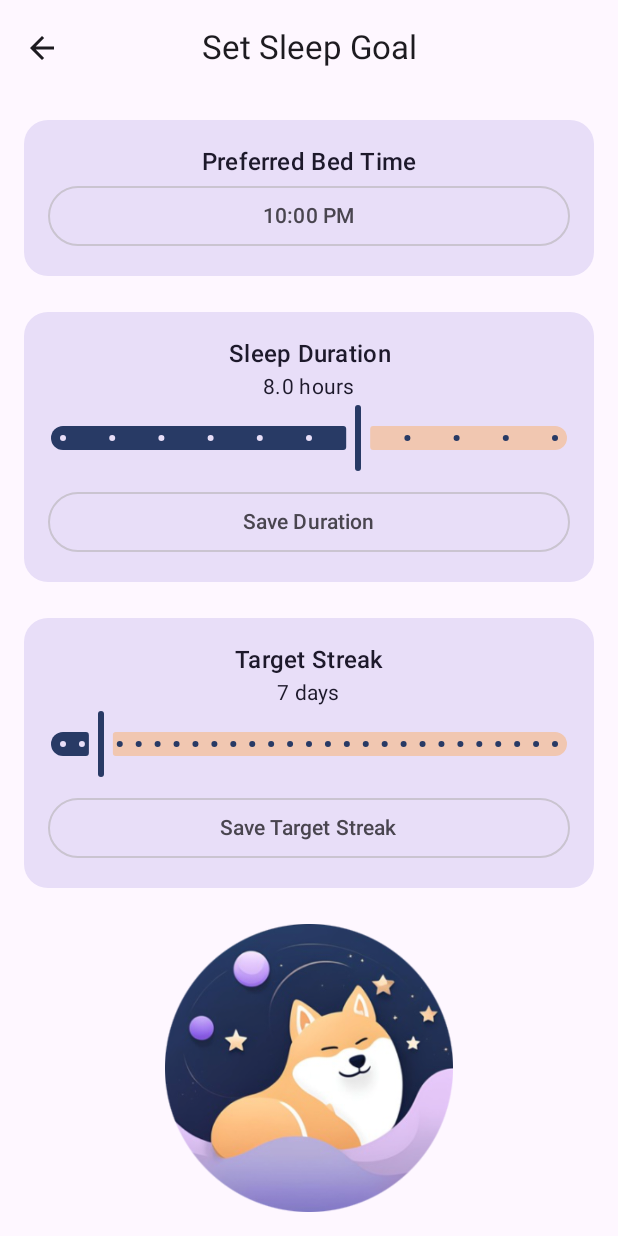
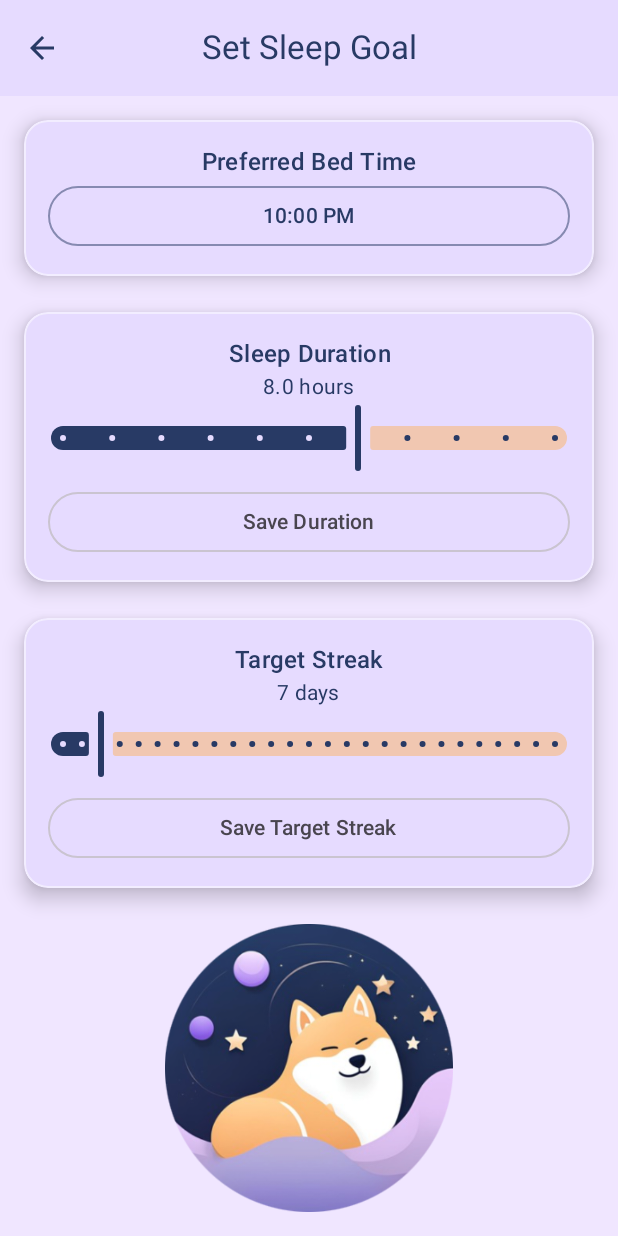
Before and after one commit to LyapunKate/SleepBuddy, an Android app built with Jetpack Compose: the screen it shows after launch (MainActivity), after a tap on "Set Sleep Goal", on a phone screen of 412 x 824 dp. Run offline under Robolectric (Android 15) with nearby library versions, the phone set to English and light mode, and no system bars; our stand-ins replace Room's generated code; 2 other taps on this screen came first.

Commit message:
Changed UI to Neumorphism style

```diff
--- /dev/null
+++ b/app/src/main/java/com/sleepbuddy/sleeptracker/ui/components/NeumorphicSurface.kt
@@ -0,0 +1,37 @@
+package com.sleepbuddy.sleeptracker.ui.components
+
+import androidx.compose.foundation.background
+import androidx.compose.foundation.border
+import androidx.compose.foundation.layout.Box
+import androidx.compose.foundation.shape.RoundedCornerShape
+import androidx.compose.material3.MaterialTheme
+import androidx.compose.runtime.Composable
+import androidx.compose.ui.Modifier
+import androidx.compose.ui.draw.shadow
+import androidx.compose.ui.graphics.Color
+import androidx.compose.ui.unit.dp
+
+@Composable
+fun NeumorphicSurface(
+    modifier: Modifier = Modifier,
+    content: @Composable () -> Unit
+) {
+    Box(
+        modifier = modifier
+            .shadow(
+                elevation = 8.dp,
+                shape = RoundedCornerShape(16.dp)
+            )
+            .background(
+                color = MaterialTheme.colorScheme.surface,
+                shape = RoundedCornerShape(16.dp)
+            )
+            .border(
+                width = 1.dp,
+                color = Color.White.copy(alpha = 0.5f),
+                shape = RoundedCornerShape(16.dp)
+            )
+    ) {
+        content()
+    }
+}
--- a/app/src/main/java/com/sleepbuddy/sleeptracker/ui/screens/HomeScreen.kt
+++ b/app/src/main/java/com/sleepbuddy/sleeptracker/ui/screens/HomeScreen.kt
@@ -26,6 +26,10 @@ import java.time.format.DateTimeFormatter
 import com.sleepbuddy.sleeptracker.ui.utils.rememberLastSession
 import com.sleepbuddy.sleeptracker.data.MessageState
 import androidx.compose.foundation.Image
+import com.sleepbuddy.sleeptracker.ui.components.NeumorphicSurface
+import androidx.compose.material.icons.Icons
+import androidx.compose.material.icons.filled.Settings
+import androidx.compose.ui.text.font.FontWeight
 
 @Composable
 fun HomeScreen(
@@ -62,7 +66,35 @@ fun HomeScreen(
             horizontalAlignment = Alignment.CenterHorizontally,
             verticalArrangement = Arrangement.spacedBy(16.dp)
         ) {
-            // Message item above the mascot
+            // Custom header
+            Row(
+                modifier = Modifier.fillMaxWidth(),
+                horizontalArrangement = Arrangement.SpaceBetween,
+                verticalAlignment = Alignment.CenterVertically
+            ) {
+                Text(
+                    text = stringResource(R.string.app_name),
+                    style = MaterialTheme.typography.titleLarge.copy(
+                        fontWeight = FontWeight.Bold
+                    )
+                )
+
+                NeumorphicSurface(
+                    modifier = Modifier.size(48.dp)
+                ) {
+                    IconButton(
+                        onClick = onSetGoalClick,
+                        modifier = Modifier.fillMaxSize()
+                    ) {
+                        Icon(
+                            imageVector = Icons.Default.Settings,
+                            contentDescription = stringResource(R.string.set_sleep_goal)
+                        )
+                    }
+                }
+            }
+
+            // Message item
             MessageItem(
                 message = messageState.getMessage(),
                 modifier = Modifier.fillMaxWidth()
@@ -135,16 +167,6 @@ fun HomeScreen(
                             stringResource(R.string.start_tracking)
                     )
                 }
-
-                // Set Goal button
-                OutlinedButton(
-                    onClick = onSetGoalClick,
-                    modifier = Modifier
-                        .fillMaxWidth()
-                        .height(56.dp)
-                ) {
-                    Text(stringResource(R.string.set_sleep_goal))
-                }
             }
         }
     }
@@ -155,12 +177,7 @@ fun MessageItem(
     message: String,
     modifier: Modifier = Modifier
 ) {
-    Surface(
-        modifier = modifier,
-        shape = RoundedCornerShape(16.dp),
-        color = MaterialTheme.colorScheme.primaryContainer,
-        tonalElevation = 2.dp
-    ) {
+    NeumorphicSurface(modifier = modifier) {
         Text(
             text = message,
             style = MaterialTheme.typography.bodyLarge,
@@ -223,12 +240,7 @@ fun SleepTimeInfo(
     isTracking: Boolean,
     modifier: Modifier = Modifier
 ) {
-    Surface(
-        modifier = modifier,
-        shape = RoundedCornerShape(16.dp),
-        color = MaterialTheme.colorScheme.secondaryContainer,
-        tonalElevation = 2.dp
-    ) {
+    NeumorphicSurface(modifier = modifier) {
         Row(
             modifier = Modifier
                 .fillMaxWidth()
--- a/app/src/main/java/com/sleepbuddy/sleeptracker/ui/screens/SetGoalScreen.kt
+++ b/app/src/main/java/com/sleepbuddy/sleeptracker/ui/screens/SetGoalScreen.kt
@@ -20,6 +20,8 @@ import java.time.format.DateTimeFormatter
 import kotlin.math.roundToInt
 import androidx.activity.compose.BackHandler
 import androidx.compose.ui.layout.ContentScale
+import com.sleepbuddy.sleeptracker.ui.components.NeumorphicSurface
+import androidx.compose.foundation.BorderStroke
 
 @OptIn(ExperimentalMaterial3Api::class)
 @Composable
@@ -77,12 +79,7 @@ fun SetGoalScreen(
             verticalArrangement = Arrangement.spacedBy(24.dp)
         ) {
             // Bed Time Section
-            Surface(
-                modifier = Modifier.fillMaxWidth(),
-                shape = RoundedCornerShape(16.dp),
-                color = MaterialTheme.colorScheme.secondaryContainer,
-                tonalElevation = 2.dp
-            ) {
+            NeumorphicSurface(modifier = Modifier.fillMaxWidth()) {
                 Column(
                     horizontalAlignment = Alignment.CenterHorizontally,
                     modifier = Modifier
@@ -97,7 +94,12 @@ fun SetGoalScreen(
                     )
                     OutlinedButton(
                         onClick = { showTimePicker = true },
-                        modifier = Modifier.fillMaxWidth()
+                        modifier = Modifier.fillMaxWidth(),
+                        colors = ButtonDefaults.outlinedButtonColors(
+                            containerColor = MaterialTheme.colorScheme.surface,
+                            contentColor = MaterialTheme.colorScheme.primary
+                        ),
+                        border = BorderStroke(1.dp, MaterialTheme.colorScheme.primary.copy(alpha = 0.5f))
                     ) {
                         Text(selectedBedTime.format(DateTimeFormatter.ofPattern("hh:mm a")))
                     }
@@ -105,12 +107,7 @@ fun SetGoalScreen(
             }
 
             // Sleep Duration Section
-            Surface(
-                modifier = Modifier.fillMaxWidth(),
-                shape = RoundedCornerShape(16.dp),
-                color = MaterialTheme.colorScheme.secondaryContainer,
-                tonalElevation = 2.dp
-            ) {
+            NeumorphicSurface(modifier = Modifier.fillMaxWidth()) {
                 Column(
                     horizontalAlignment = Alignment.CenterHorizontally,
                     modifier = Modifier
@@ -158,12 +155,7 @@ fun SetGoalScreen(
             }
 
             // Target Streak Section
-            Surface(
-                modifier = Modifier.fillMaxWidth(),
-                shape = RoundedCornerShape(16.dp),
-                color = MaterialTheme.colorScheme.secondaryContainer,
-                tonalElevation = 2.dp
-            ) {
+            NeumorphicSurface(modifier = Modifier.fillMaxWidth()) {
                 Column(
                     horizontalAlignment = Alignment.CenterHorizontally,
                     modifier = Modifier
--- a/app/src/main/java/com/sleepbuddy/sleeptracker/ui/theme/Color.kt
+++ b/app/src/main/java/com/sleepbuddy/sleeptracker/ui/theme/Color.kt
@@ -2,10 +2,14 @@ package com.sleepbuddy.sleeptracker.ui.theme
 
 import androidx.compose.ui.graphics.Color
 
-// Light Theme Colors
-val Primary = Color(0xFF283A65)
-val Secondary = Color(0xFFF3E0FF)
-val Accent = Color(0xFFF1C7B1)
+// Neumorphic color palette
+val Background = Color(0xFFF0E6FF)  // Light purple background
+val Surface = Color(0xFFE6DBFF)     // Slightly darker for surfaces
+val Primary = Color(0xFF283A65)     // Deep blue for primary actions
+val Secondary = Color(0xFFD4C5FF)   // Light purple for secondary elements
+val Accent = Color(0xFFF1C7B1)      // Peach accent
+val Shadow = Color(0xFFD1C4E9)      // Dark shadow
+val Highlight = Color(0xFFFFFBFF)   // Light highlight
 
 // We'll keep these for dark theme or remove if not needed
 val Purple80 = Color(0xFFF3E0FF)
--- a/app/src/main/java/com/sleepbuddy/sleeptracker/ui/theme/Theme.kt
+++ b/app/src/main/java/com/sleepbuddy/sleeptracker/ui/theme/Theme.kt
@@ -22,23 +22,14 @@ private val LightColorScheme = lightColorScheme(
     primary = Primary,
     secondary = Secondary,
     tertiary = Accent,
-    /*background = Secondary,
-    surface = Secondary,
-    primaryContainer = Accent,  // For message background
-    secondaryContainer = Accent,  // For sleep session background
-    onPrimary = Color.White,  // For button text
-    onPrimaryContainer = Color.Black,  // For text on accent background
-    onSecondaryContainer = Color.Black  // For text on accent background*/
-
-    /* Other default colors to override
-    background = Color(0xFFFFFBFE),
-    surface = Color(0xFFFFFBFE),
+    background = Background,
+    surface = Surface,
+    primaryContainer = Surface,
+    secondaryContainer = Surface,
     onPrimary = Color.White,
-    onSecondary = Color.White,
-    onTertiary = Color.White,
-    onBackground = Color(0xFF1C1B1F),
-    onSurface = Color(0xFF1C1B1F),
-    */
+    onSecondary = Primary,
+    onBackground = Primary,
+    onSurface = Primary
 )
 
 @Composable
```
